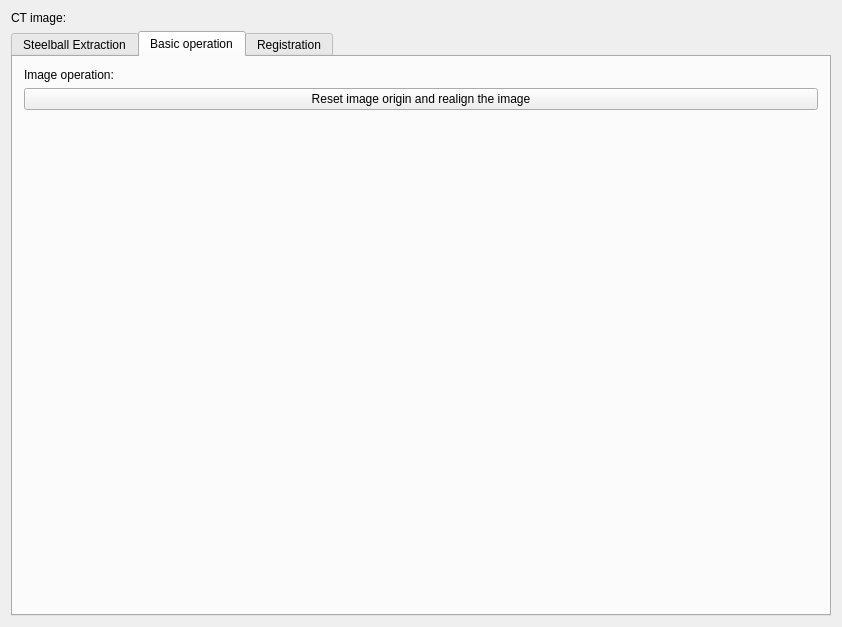
The window that Plugins/org.mitk.lancet.spinectregistration/src/internal/SpineCTRegistrationControls.ui (zzhou7/MITK_lancet) describes before a commit, drawn with Qt 5.
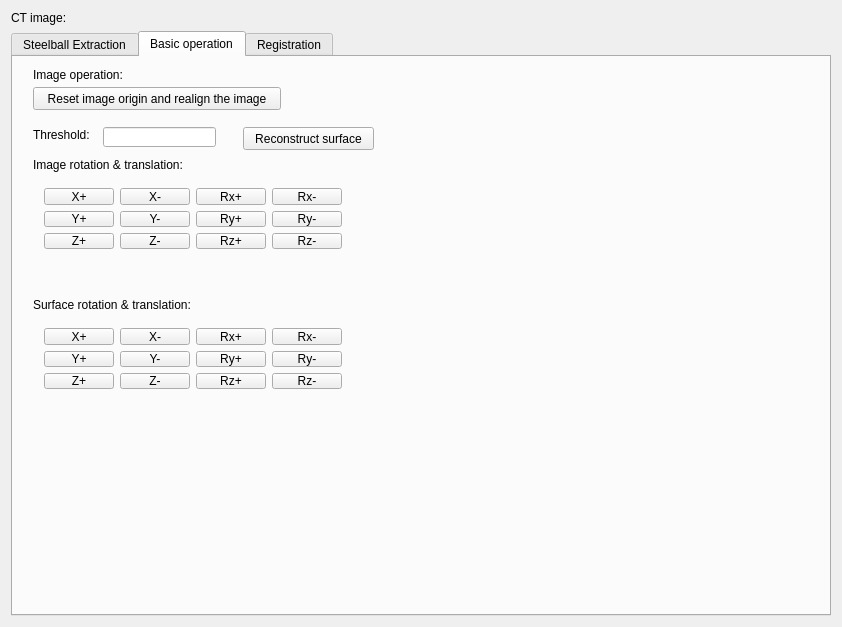
The same window after the commit. The open tabs and pages were chosen to show the change. Custom widgets are drawn as their Qt base class.

Patch:
```diff
--- a/Plugins/org.mitk.lancet.spinectregistration/src/internal/SpineCTRegistrationControls.ui
+++ b/Plugins/org.mitk.lancet.spinectregistration/src/internal/SpineCTRegistrationControls.ui
@@ -88,35 +88,286 @@
       <attribute name="title">
        <string>Basic operation</string>
       </attribute>
-      <layout class="QGridLayout" name="gridLayout_3">
-       <item row="1" column="1">
-        <widget class="QPushButton" name="pushButton_ResetImageOrigin">
-         <property name="text">
-          <string>Reset image origin and realign the image</string>
-         </property>
-        </widget>
-       </item>
-       <item row="0" column="1">
-        <widget class="QLabel" name="label_3">
-         <property name="text">
-          <string>Image operation:</string>
-         </property>
-        </widget>
-       </item>
-       <item row="2" column="1">
-        <spacer name="verticalSpacer_2">
-         <property name="orientation">
-          <enum>Qt::Vertical</enum>
-         </property>
-         <property name="sizeHint" stdset="0">
-          <size>
-           <width>20</width>
-           <height>40</height>
-          </size>
-         </property>
-        </spacer>
-       </item>
-      </layout>
+      <widget class="QPushButton" name="pushButton_ResetImageOrigin">
+       <property name="geometry">
+        <rect>
+         <x>20</x>
+         <y>30</y>
+         <width>248</width>
+         <height>23</height>
+        </rect>
+       </property>
+       <property name="text">
+        <string>Reset image origin and realign the image</string>
+       </property>
+      </widget>
+      <widget class="QLabel" name="label_3">
+       <property name="geometry">
+        <rect>
+         <x>20</x>
+         <y>10</y>
+         <width>96</width>
+         <height>16</height>
+        </rect>
+       </property>
+       <property name="text">
+        <string>Image operation:</string>
+       </property>
+      </widget>
+      <widget class="QLabel" name="label_12">
+       <property name="geometry">
+        <rect>
+         <x>20</x>
+         <y>100</y>
+         <width>191</width>
+         <height>16</height>
+        </rect>
+       </property>
+       <property name="text">
+        <string>Image rotation &amp; translation:</string>
+       </property>
+      </widget>
+      <widget class="QLabel" name="label_13">
+       <property name="geometry">
+        <rect>
+         <x>20</x>
+         <y>240</y>
+         <width>201</width>
+         <height>16</height>
+        </rect>
+       </property>
+       <property name="text">
+        <string>Surface rotation &amp; translation:</string>
+       </property>
+      </widget>
+      <widget class="QWidget" name="layoutWidget">
+       <property name="geometry">
+        <rect>
+         <x>20</x>
+         <y>260</y>
+         <width>320</width>
+         <height>83</height>
+        </rect>
+       </property>
+       <layout class="QGridLayout" name="gridLayout_9">
+        <item row="0" column="0">
+         <widget class="QPushButton" name="pushButton_37">
+          <property name="text">
+           <string>X+</string>
+          </property>
+         </widget>
+        </item>
+        <item row="0" column="1">
+         <widget class="QPushButton" name="pushButton_38">
+          <property name="text">
+           <string>X-</string>
+          </property>
+         </widget>
+        </item>
+        <item row="0" column="2">
+         <widget class="QPushButton" name="pushButton_39">
+          <property name="text">
+           <string>Rx+</string>
+          </property>
+         </widget>
+        </item>
+        <item row="0" column="3">
+         <widget class="QPushButton" name="pushButton_40">
+          <property name="text">
+           <string>Rx-</string>
+          </property>
+         </widget>
+        </item>
+        <item row="1" column="0">
+         <widget class="QPushButton" name="pushButton_41">
+          <property name="text">
+           <string>Y+</string>
+          </property>
+         </widget>
+        </item>
+        <item row="1" column="1">
+         <widget class="QPushButton" name="pushButton_42">
+          <property name="text">
+           <string>Y-</string>
+          </property>
+         </widget>
+        </item>
+        <item row="1" column="2">
+         <widget class="QPushButton" name="pushButton_43">
+          <property name="text">
+           <string>Ry+</string>
+          </property>
+         </widget>
+        </item>
+        <item row="1" column="3">
+         <widget class="QPushButton" name="pushButton_44">
+          <property name="text">
+           <string>Ry-</string>
+          </property>
+         </widget>
+        </item>
+        <item row="2" column="0">
+         <widget class="QPushButton" name="pushButton_45">
+          <property name="text">
+           <string>Z+</string>
+          </property>
+         </widget>
+        </item>
+        <item row="2" column="1">
+         <widget class="QPushButton" name="pushButton_46">
+          <property name="text">
+           <string>Z-</string>
+          </property>
+         </widget>
+        </item>
+        <item row="2" column="2">
+         <widget class="QPushButton" name="pushButton_47">
+          <property name="text">
+           <string>Rz+</string>
+          </property>
+         </widget>
+        </item>
+        <item row="2" column="3">
+         <widget class="QPushButton" name="pushButton_48">
+          <property name="text">
+           <string>Rz-</string>
+          </property>
+         </widget>
+        </item>
+       </layout>
+      </widget>
+      <widget class="QWidget" name="layoutWidget">
+       <property name="geometry">
+        <rect>
+         <x>20</x>
+         <y>120</y>
+         <width>320</width>
+         <height>83</height>
+        </rect>
+       </property>
+       <layout class="QGridLayout" name="gridLayout_8">
+        <item row="0" column="0">
+         <widget class="QPushButton" name="pushButton_25">
+          <property name="text">
+           <string>X+</string>
+          </property>
+         </widget>
+        </item>
+        <item row="0" column="1">
+         <widget class="QPushButton" name="pushButton_27">
+          <property name="text">
+           <string>X-</string>
+          </property>
+         </widget>
+        </item>
+        <item row="0" column="2">
+         <widget class="QPushButton" name="pushButton_30">
+          <property name="text">
+           <string>Rx+</string>
+          </property>
+         </widget>
+        </item>
+        <item row="0" column="3">
+         <widget class="QPushButton" name="pushButton_35">
+          <property name="text">
+           <string>Rx-</string>
+          </property>
+         </widget>
+        </item>
+        <item row="1" column="0">
+         <widget class="QPushButton" name="pushButton_28">
+          <property name="text">
+           <string>Y+</string>
+          </property>
+         </widget>
+        </item>
+        <item row="1" column="1">
+         <widget class="QPushButton" name="pushButton_36">
+          <property name="text">
+           <string>Y-</string>
+          </property>
+         </widget>
+        </item>
+        <item row="1" column="2">
+         <widget class="QPushButton" name="pushButton_31">
+          <property name="text">
+           <string>Ry+</string>
+          </property>
+         </widget>
+        </item>
+        <item row="1" column="3">
+         <widget class="QPushButton" name="pushButton_34">
+          <property name="text">
+           <string>Ry-</string>
+          </property>
+         </widget>
+        </item>
+        <item row="2" column="0">
+         <widget class="QPushButton" name="pushButton_26">
+          <property name="text">
+           <string>Z+</string>
+          </property>
+         </widget>
+        </item>
+        <item row="2" column="1">
+         <widget class="QPushButton" name="pushButton_29">
+          <property name="text">
+           <string>Z-</string>
+          </property>
+         </widget>
+        </item>
+        <item row="2" column="2">
+         <widget class="QPushButton" name="pushButton_33">
+          <property name="text">
+           <string>Rz+</string>
+          </property>
+         </widget>
+        </item>
+        <item row="2" column="3">
+         <widget class="QPushButton" name="pushButton_32">
+          <property name="text">
+           <string>Rz-</string>
+          </property>
+         </widget>
+        </item>
+       </layout>
+      </widget>
+      <widget class="QPushButton" name="pushButton_ReconstructBones">
+       <property name="geometry">
+        <rect>
+         <x>230</x>
+         <y>70</y>
+         <width>131</width>
+         <height>23</height>
+        </rect>
+       </property>
+       <property name="text">
+        <string>Reconstruct surface</string>
+       </property>
+      </widget>
+      <widget class="QLabel" name="label_14">
+       <property name="geometry">
+        <rect>
+         <x>20</x>
+         <y>70</y>
+         <width>96</width>
+         <height>16</height>
+        </rect>
+       </property>
+       <property name="text">
+        <string>Threshold:</string>
+       </property>
+      </widget>
+      <widget class="QLineEdit" name="lineEdit_BoneSurfaceThreshold">
+       <property name="geometry">
+        <rect>
+         <x>90</x>
+         <y>70</y>
+         <width>113</width>
+         <height>20</height>
+        </rect>
+       </property>
+      </widget>
      </widget>
      <widget class="QWidget" name="tab_2">
       <attribute name="title">
```
Left out of the diff: 54 changed lines with no effect on the pictures.
